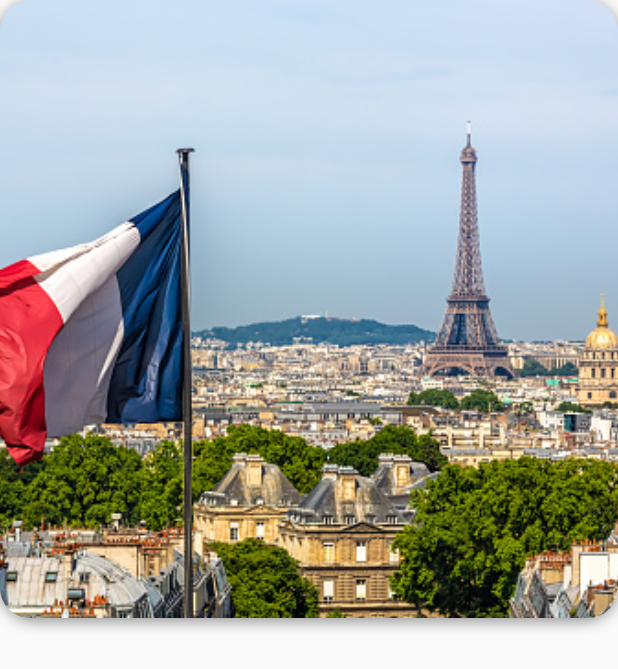
After one commit to BAFANASKOSANA/TravelApp_UI, a Flutter app: the screen it shows after launch, after a tap on an icon or button, on a phone screen of 412 x 824 dp. The commit adds this screen. Shown: the top 669 px of the screen. Run offline on Flutter 3.47's test engine with Material 2 defaults, Android fonts, the phone set to English and light mode, and no system bars; our stand-ins replace font_awesome_flutter.

Commit message:
Added Destination screen

```diff
--- /dev/null
+++ b/lib/screens/destination_screen.dart
@@ -0,0 +1,53 @@
+import 'package:flutter/material.dart';
+import 'package:travel_app/models/destinations.dart';
+
+class DestinationScreen extends StatefulWidget {
+  final Destination destination;
+
+  const DestinationScreen({Key? key, required this.destination})
+      : super(key: key);
+
+  @override
+  State<DestinationScreen> createState() => _DestinationScreenState();
+}
+
+class _DestinationScreenState extends State<DestinationScreen> {
+  @override
+  Widget build(BuildContext context) {
+    return Scaffold(
+      body: Column(
+        children: [
+          Stack(
+              children: [
+                Container(
+                    height: MediaQuery
+                        .of(context)
+                        .size
+                        .width,
+                    decoration: BoxDecoration(
+                        borderRadius: BorderRadius.circular(25.00),
+                        boxShadow: [
+                          BoxShadow(offset: const Offset(0, 1.5),
+                              blurRadius: 7.0,
+                              color: Colors.black.withOpacity(0.4),
+                              spreadRadius: .80)
+                        ]
+                    ),
+                    child: Hero(
+                      tag: widget.destination.imgUrl,
+                      child: ClipRRect(
+                        borderRadius: BorderRadius.circular(20.00),
+                        child: Image(
+                          image: AssetImage(widget.destination.imgUrl),
+                          fit: BoxFit.cover,
+                        ),
+                      ),
+                    )
+                ),
+              ]
+          )
+        ],
+      ),
+    );
+  }
+}
--- a/lib/screens/travel_app.dart
+++ b/lib/screens/travel_app.dart
@@ -1,4 +1,5 @@
 import 'package:flutter/material.dart';
+import 'package:travel_app/screens/destination_screen.dart';
 import 'package:travel_app/screens/home_screen.dart';
 import 'package:travel_app/screens/loading_screen.dart';
 
@@ -12,7 +13,8 @@ class TravelApp extends StatelessWidget {
       initialRoute: '/',
       routes: {
         '/': (context) => const HomeScreen(),
-        'loading': (context) => const LoadingScreen()
+        'loading': (context) => const LoadingScreen(),
+        // 'destination_screen': (context) => const DestinationScreen(destination: null,)
       },
       theme: ThemeData(
         accentColor: const Color(0xFFccebff),
--- a/lib/widgets/destination_carousel.dart
+++ b/lib/widgets/destination_carousel.dart
@@ -1,5 +1,6 @@
 import 'package:flutter/material.dart';
 import 'package:travel_app/models/destinations.dart';
+import 'package:travel_app/screens/destination_screen.dart';
 
 class DestinationCarousel extends StatefulWidget {
   const DestinationCarousel({Key? key}) : super(key: key);
@@ -19,7 +20,11 @@ class _DestinationCarouselState extends State<DestinationCarousel> {
         itemCount: destinations.length,
         itemBuilder: (context, index) {
           Destination destination = destinations[index];
-          return Container(
+          return GestureDetector(
+            onTap: () => Navigator.push(context, MaterialPageRoute(builder: (context) {
+              return DestinationScreen(destination: destination);
+            })),
+            child: Container(
               margin: const EdgeInsets.all(5.00),
               padding: const EdgeInsets.symmetric(horizontal: 4.0),
               width: 220.00,
@@ -69,6 +74,8 @@ class _DestinationCarouselState extends State<DestinationCarousel> {
                       borderRadius: BorderRadius.circular(20.0),
                       boxShadow: [BoxShadow(offset: const Offset(0, 1.5), blurRadius: 7.0, color: Colors.black.withOpacity(0.4), spreadRadius: .80)]
                     ),
+                    child: Hero(
+                      tag: destination.imgUrl,
                       child: ClipRRect(
                         borderRadius: BorderRadius.circular(20.0),
                         child: Image(
@@ -78,8 +85,10 @@ class _DestinationCarouselState extends State<DestinationCarousel> {
                           width: 185.00,
                         ),
                       ),
+                    ),
                   )
                 ],
+              ),
             ),
           );
         },
```
Lines whose indentation alone changed are shown as unchanged.
